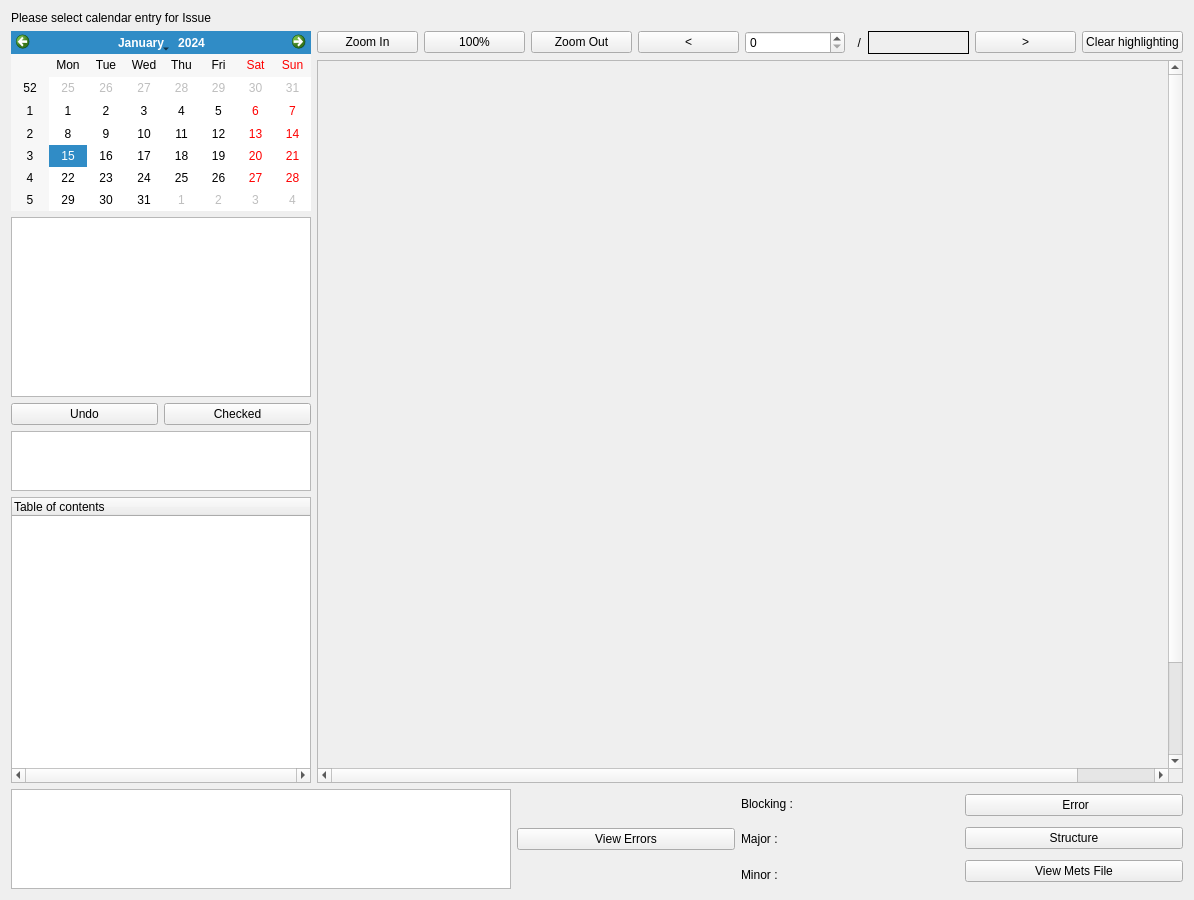
Qt form namalysator/w_structview.ui (phungthomas/Namalysator) before a commit.
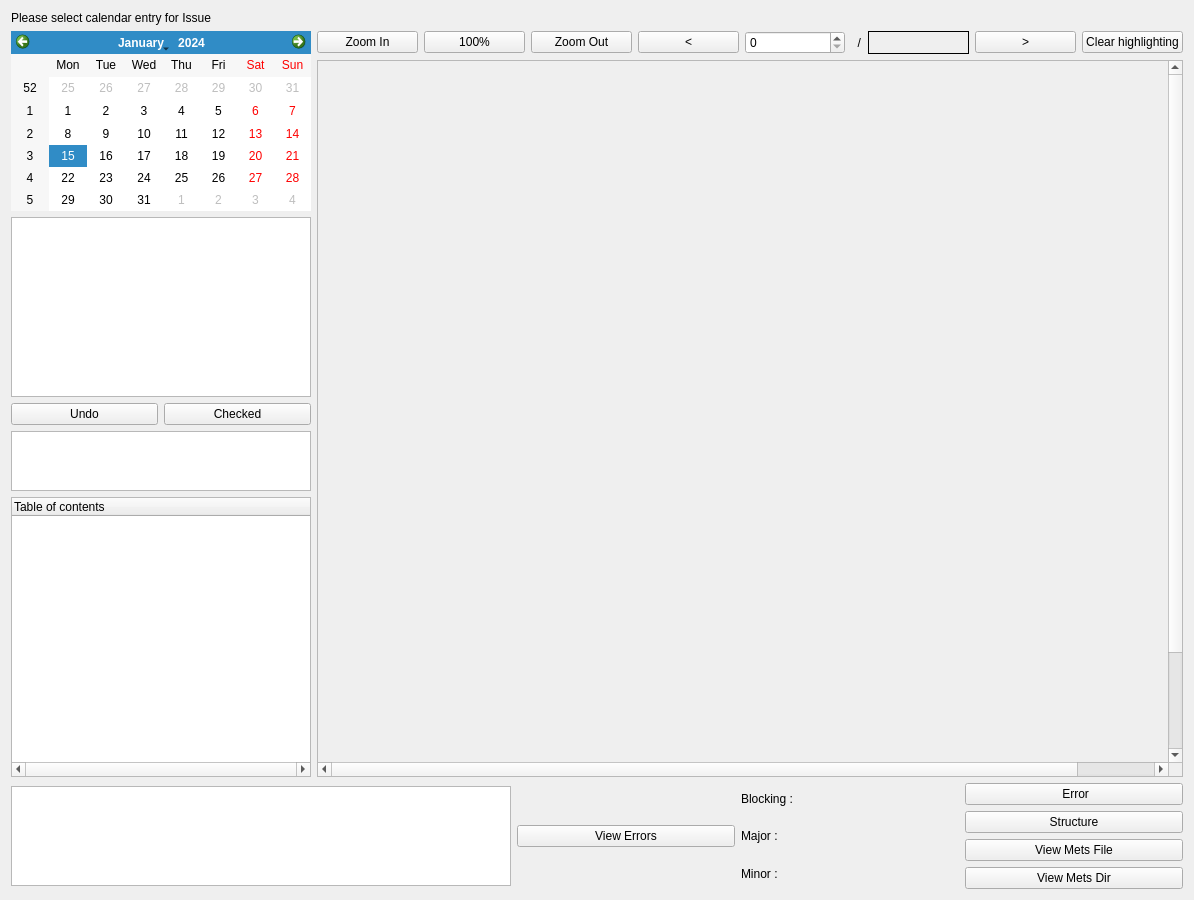
The same form after that commit.

Commit message: add button view directory

```diff
--- a/namalysator/w_structview.ui
+++ b/namalysator/w_structview.ui
@@ -369,6 +369,13 @@
          </property>
         </widget>
        </item>
+       <item>
+        <widget class="QPushButton" name="btnViewDir">
+         <property name="text">
+          <string>View Mets Dir</string>
+         </property>
+        </widget>
+       </item>
       </layout>
      </item>
     </layout>
```
The commit also changes 3 other files.
